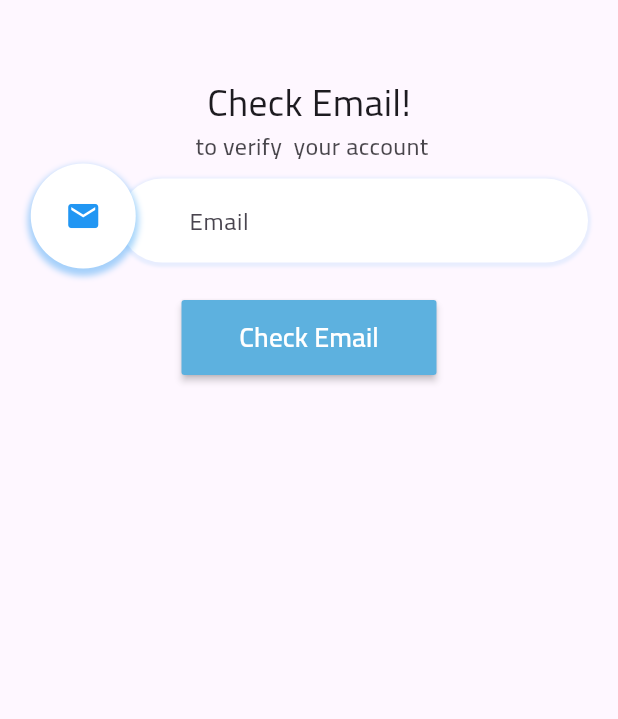
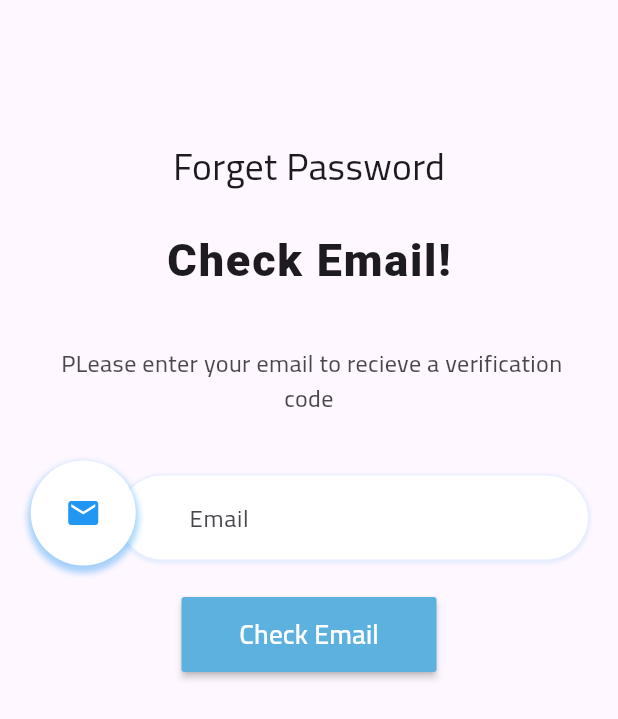
Before and after one commit to abdelrahman3003/ecommerce4, a Flutter app: the ForgetPassword screen opened by its route, on a phone screen of 412 x 824 dp. Shown: the top 719 px of the screen. Run offline on Flutter 3.47's test engine with Material 3 defaults, Android fonts, the phone set to English and light mode, and no system bars; our stand-ins replace font_awesome_flutter, get, shared_preferences; accounts and stored records are empty; Roboto replaces fonts that are missing (Pacifico).

Commit message:
refactor code2

```diff
--- a/lib/core/shared/styles.dart
+++ b/lib/core/shared/styles.dart
@@ -23,7 +23,6 @@ abstract class Styles {
     fontSize: 30,
     fontWeight: FontWeight.w900,
     letterSpacing: 1.2,
-    color: CupertinoColors.white,
     fontFamily: "Pacifico",
   );
   static const textStyle14 = TextStyle(
--- a/lib/view/auth/widgets/forgetpassword/forget_password_body.dart
+++ b/lib/view/auth/widgets/forgetpassword/forget_password_body.dart
@@ -12,8 +12,12 @@ class ForgetPasswordBody extends StatelessWidget {
       child: Column(
         children: [
           SizedBox(height: 30),
+          TextsSections(title: "Forget Password"),
           TextsSections(
-              title: "Check Email!", subtitle: " to verify  your account"),
+              titlebold: "Check Email!",
+              subtitle:
+                  " PLease enter your email to recieve a verification code"),
+          SizedBox(height: 30),
           ForgetpasswordForm(),
         ],
       ),
--- a/lib/view/auth/widgets/restpassword/resetpassword_form.dart
+++ b/lib/view/auth/widgets/restpassword/resetpassword_form.dart
@@ -20,7 +20,7 @@ class _ForgetpasswordFormState extends State<RestpasswordForm> {
     return Form(
       key: _formKey,
       child: Column(children: [
-        const SizedBox(height: 10),
+        const SizedBox(height: 30),
         AuthField(
             onsave: (value) {
               email = value!;
--- a/lib/view/auth/widgets/restpassword/restpassword_body.dart
+++ b/lib/view/auth/widgets/restpassword/restpassword_body.dart
@@ -12,7 +12,12 @@ class ResetpasswordBody extends StatelessWidget {
       child: Column(
         children: [
           SizedBox(height: 30),
-          TextsSections(title: "Reset password", subtitle: ""),
+          TextsSections(
+            title: "Reset password",
+          ),
+          TextsSections(
+              titlebold: "New password ",
+              subtitle: "Please enter new password"),
           RestpasswordForm(),
         ],
       ),
--- a/lib/view/auth/widgets/signup/signin_navigate.dart
+++ b/lib/view/auth/widgets/signup/signin_navigate.dart
@@ -23,7 +23,7 @@ class SigninNavigate extends StatelessWidget {
         ),
         GestureDetector(
           onTap: () {
-            Get.toNamed(kSignup);
+            Get.toNamed(kSignin);
           },
           child: Text("SignIn",
               style:
--- a/lib/view/auth/widgets/textsection.dart
+++ b/lib/view/auth/widgets/textsection.dart
@@ -2,13 +2,19 @@ import 'package:eccommerce4/core/shared/styles.dart';
 import 'package:flutter/material.dart';
 
 class TextsSections extends StatelessWidget {
-  const TextsSections({super.key, required this.title, required this.subtitle});
+  const TextsSections(
+      {super.key, this.title = "", this.subtitle = "", this.titlebold = ""});
   final String title;
+  final String titlebold;
   final String subtitle;
   @override
   Widget build(BuildContext context) {
     return Column(
       children: [
+        Text(
+          titlebold,
+          style: Styles.textStyle30.copyWith(fontWeight: FontWeight.w800),
+        ),
         Text(
           title,
           style: Styles.textStyle26,
@@ -18,6 +24,7 @@ class TextsSections extends StatelessWidget {
           child: Text(
             subtitle,
             style: Styles.textStyle16,
+            textAlign: TextAlign.center,
           ),
         ),
       ],
--- a/lib/view/auth/widgets/verify/Verify_body.dart
+++ b/lib/view/auth/widgets/verify/Verify_body.dart
@@ -12,7 +12,12 @@ class VerfiyBody extends StatelessWidget {
       child: Column(
         children: [
           SizedBox(height: 30),
-          TextsSections(title: "Enter Code", subtitle: ""),
+          TextsSections(title: "Verification Code"),
+          SizedBox(height: 20),
+          TextsSections(
+              titlebold: "Check code ",
+              subtitle:
+                  "Please enter the right code sent to abdelrahman@gmail.com"),
           VerifyForm(),
         ],
       ),
--- a/pubspec.yaml
+++ b/pubspec.yaml
@@ -73,6 +73,7 @@ dependencies:
   device_preview: ^0.7.5
   responsive_builder: ^0.4.2
   image_pickers: ^2.0.0+2
+  flutter_otp_text_field: ^1.0.1
 
 
 
```
Also changed, not shown: lib/view/auth/widgets/signin_body.dart (deleted, +0 -35 lines), lib/view/auth/widgets/verify/otp_textfield.dart (added, +32 -0 lines), pubspec.lock.
